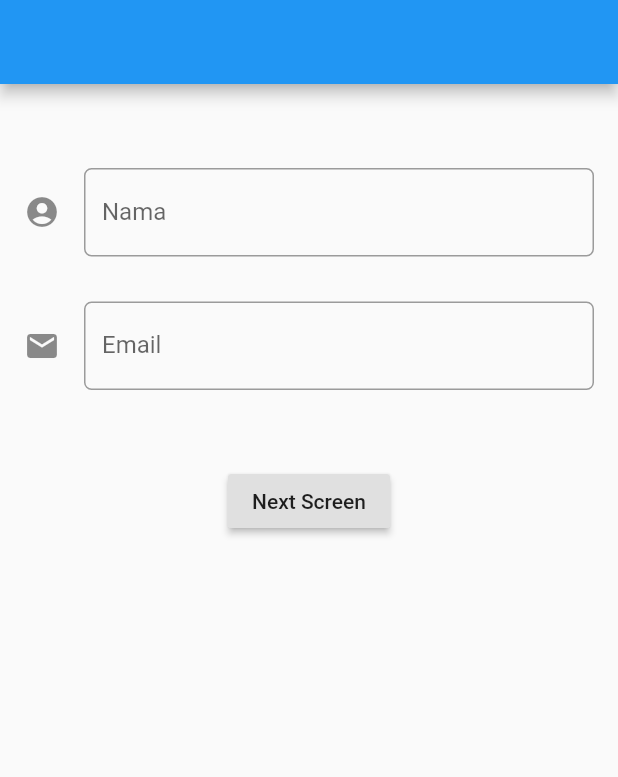
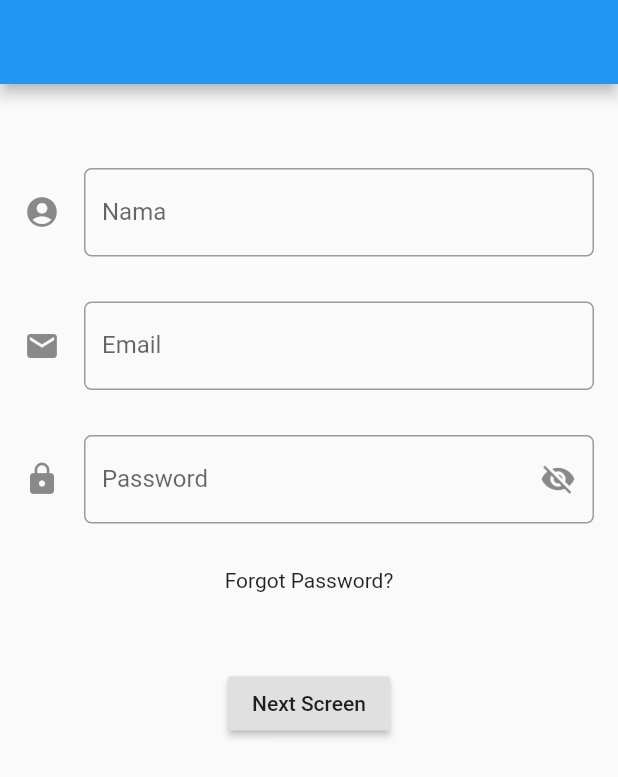
Before and after one commit to arifbudii/fltday2, a Flutter app: the screen it shows after launch, on a phone screen of 412 x 824 dp. Shown: the top 777 px of the screen. Run offline on Flutter 3.47's test engine with Material 2 defaults, Android fonts, the phone set to English and light mode, and no system bars.

Commit message:
update code

```diff
--- a/lib/ui/firstscreen.dart
+++ b/lib/ui/firstscreen.dart
@@ -23,7 +23,25 @@ class FirstScreen extends StatefulWidget {
 //   }
 // }
 class _FirstScreenState extends State<FirstScreen> {
-  TextEditingController nama, email;
+  final nama = TextEditingController();
+  final email = TextEditingController();
+  final password = TextEditingController();
+  bool _obScure = true;
+  void showHidden(){
+    setState(() {
+     _obScure = !_obScure;
+    });
+  }
+
+  void removeData(){
+    setState(() {
+     nama.clear();
+     email.clear();
+    });
+  }
+
+  var _data1;
+
   @override
   Widget build(BuildContext context) {
     return Scaffold(
@@ -37,6 +55,7 @@ class _FirstScreenState extends State<FirstScreen> {
                 height: 40.0,
               ),
               TextFormField(
+                keyboardType: TextInputType.text,
                 controller: nama,
                 decoration: InputDecoration(
                   //hintText: "Nama Lengkap",
@@ -51,6 +70,7 @@ class _FirstScreenState extends State<FirstScreen> {
                 height: 30.0,
               ),
               TextFormField(
+                keyboardType: TextInputType.emailAddress,
                 controller: email,
                 decoration: InputDecoration(
                   //hintText: "Nama Lengkap",
@@ -62,6 +82,33 @@ class _FirstScreenState extends State<FirstScreen> {
                 ),
               ),
               SizedBox(
+                height: 30.0,
+              ),
+              TextFormField(
+                keyboardType: TextInputType.text,
+                obscureText: _obScure,
+                controller: password,
+                decoration: InputDecoration(
+                  //hintText: "Nama Lengkap",
+                  labelText: "Password",
+                  icon: Icon(Icons.lock),
+                  border: OutlineInputBorder(
+                    borderRadius: BorderRadius.circular(5.0),
+                  ),
+                  suffixIcon: IconButton(
+                    onPressed: () {
+                      showHidden();
+                    },
+                    icon: Icon(_obScure ? Icons.visibility_off : Icons.visibility),
+                    //icon: Icon(Icons.visibility_off),
+                  )
+                ),
+              ),
+              SizedBox(
+                height: 30.0,
+              ),
+              Text(_data1 ?? 'Forgot Password?'),
+              SizedBox(
                 height: 50.0,
               ),
               RaisedButton(
@@ -72,6 +119,7 @@ class _FirstScreenState extends State<FirstScreen> {
                     builder: (context)=>SecondScreen(
                       datanya: nama.text,
                       datanya2: email.text,
+                      datanya3: password.text,
                     )
                   ));
                 },
```
Also changed, not shown: lib/ui/secondscreen.dart (+12 -3 lines).
